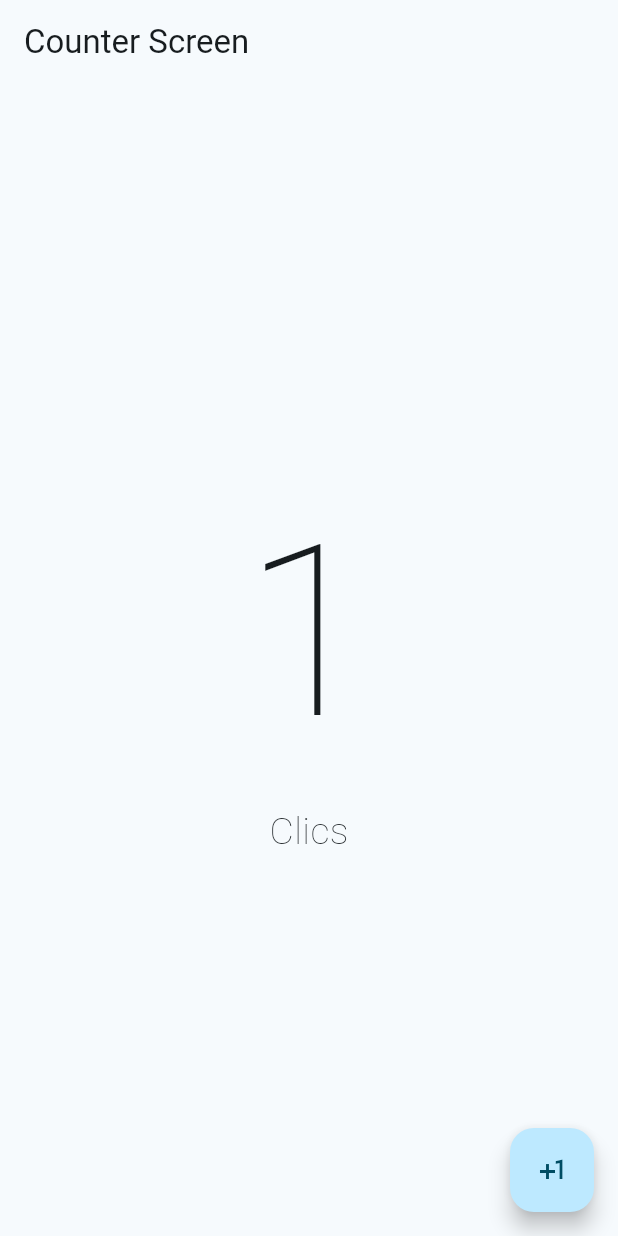
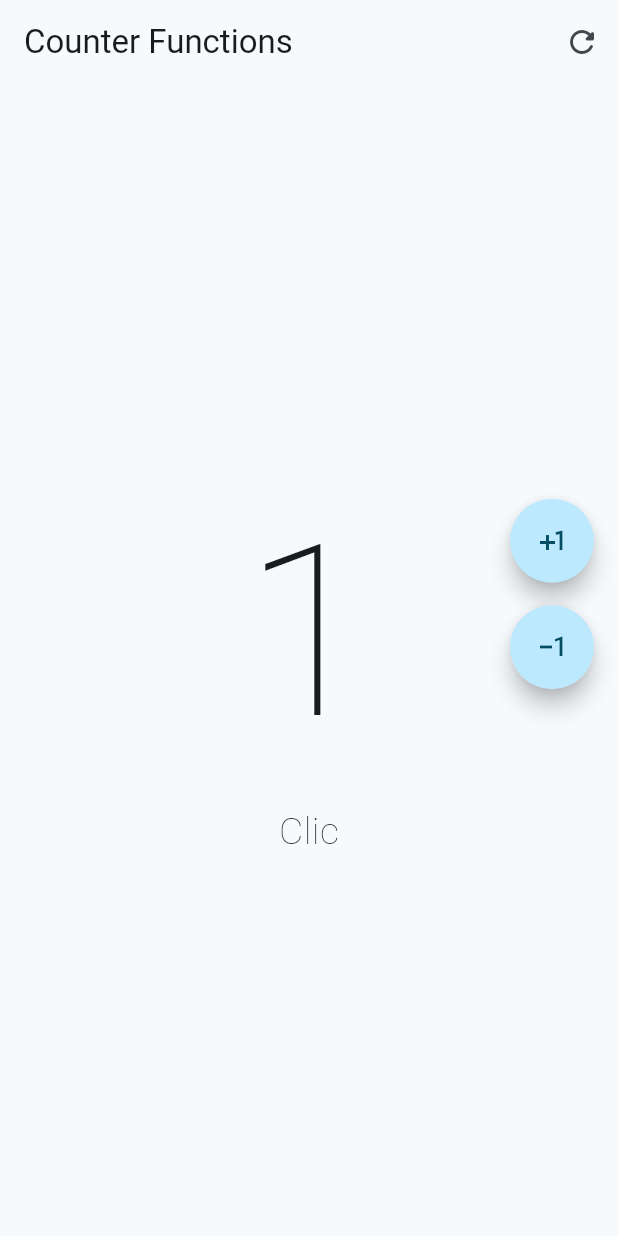
Before and after one commit to Drakoreo/hello_world_app, a Flutter app: the screen it shows after launch, after a tap on the "plus one" icon, on a phone screen of 412 x 824 dp. Run offline on Flutter 3.47's test engine with Material 3 defaults, Android fonts, the phone set to English and light mode, and no system bars.

```diff
--- a/lib/main.dart
+++ b/lib/main.dart
@@ -1,5 +1,6 @@
 import 'package:flutter/material.dart';
-import 'package:hello_world_app/presentation/screens/counter/counter_screen.dart';
+import 'package:hello_world_app/presentation/screens/counter/counter_functions_screen.dart';
+//import 'package:hello_world_app/presentation/screens/counter/counter_screen.dart';
 
 void main() {
   runApp(MyApp());
@@ -16,7 +17,7 @@ class MyApp extends StatelessWidget {
         useMaterial3: true, // Ya estaba habilitado sin esto
         colorSchemeSeed: Colors.blueGrey
       ),
-      home: const CounterScreen()
+      home: const CounterFunctionsScreen()
     );
   }
 }
--- /dev/null
+++ b/lib/presentation/screens/counter/counter_functions_screen.dart
@@ -0,0 +1,76 @@
+import 'package:flutter/material.dart';
+
+class CounterFunctionsScreen extends StatefulWidget {
+  const CounterFunctionsScreen({super.key});
+
+  @override
+  State<CounterFunctionsScreen> createState() => _CounterFunctionsScreenState();
+}
+
+class _CounterFunctionsScreenState extends State<CounterFunctionsScreen> {
+  int clickCounter = 0;
+
+  @override
+  Widget build(BuildContext context) {
+    return Scaffold(
+      appBar: AppBar(
+        title: const Text('Counter Functions'),
+        /*leading: IconButton(
+          icon: const Icon( Icons.refresh_rounded ),
+          onPressed: () {
+
+          },
+          ),*/
+        actions: [
+          IconButton(
+            icon: const Icon(Icons.refresh_rounded),
+            onPressed: () {
+              setState(() {
+                clickCounter = 0;
+              });
+            },
+          ),
+        ],
+      ),
+      body: Center(
+          child: Column(
+        mainAxisAlignment: MainAxisAlignment.center,
+        children: [
+          Text(
+            '$clickCounter',
+            style: const TextStyle(fontSize: 160, fontWeight: FontWeight.w100),
+          ),
+          Text(
+            'Clic${clickCounter == 1 ? '' : 's'}',
+            style: const TextStyle(fontSize: 25, fontWeight: FontWeight.w100),
+          )
+        ],
+      )),
+      //floatingActionButtonLocation: FloatingActionButtonLocation.endFloat,
+      floatingActionButton: Column(
+        mainAxisAlignment: MainAxisAlignment.center,
+        children: [
+          FloatingActionButton(
+            shape: const StadiumBorder(),
+            onPressed: () {
+              clickCounter++;
+              setState(() {});
+            },
+            child: const Icon(Icons.plus_one),
+          ),
+
+          const SizedBox( height: 15 ),
+
+          FloatingActionButton(
+            shape: const StadiumBorder(),
+            onPressed: () {
+              clickCounter--;
+              setState(() {});
+            },
+            child: const Icon(Icons.exposure_minus_1_outlined),
+          ),
+        ],
+      )
+    );
+  }
+}
--- a/lib/presentation/screens/counter/counter_screen.dart
+++ b/lib/presentation/screens/counter/counter_screen.dart
@@ -24,12 +24,13 @@ class _CounterScreenState extends State<CounterScreen> {
             '$clickCounter',
             style: const TextStyle(fontSize: 160, fontWeight: FontWeight.w100),
           ),
-          const Text(
-            'Clics',
-            style: TextStyle(fontSize: 25, fontWeight: FontWeight.w100),
+          Text(
+            'Clic${clickCounter == 1 ? '' : 's'}',
+            style: const TextStyle(fontSize: 25, fontWeight: FontWeight.w100),
           )
         ],
       )),
+      floatingActionButtonLocation: FloatingActionButtonLocation.endFloat,
       floatingActionButton: FloatingActionButton(
         onPressed: () {
 
```
